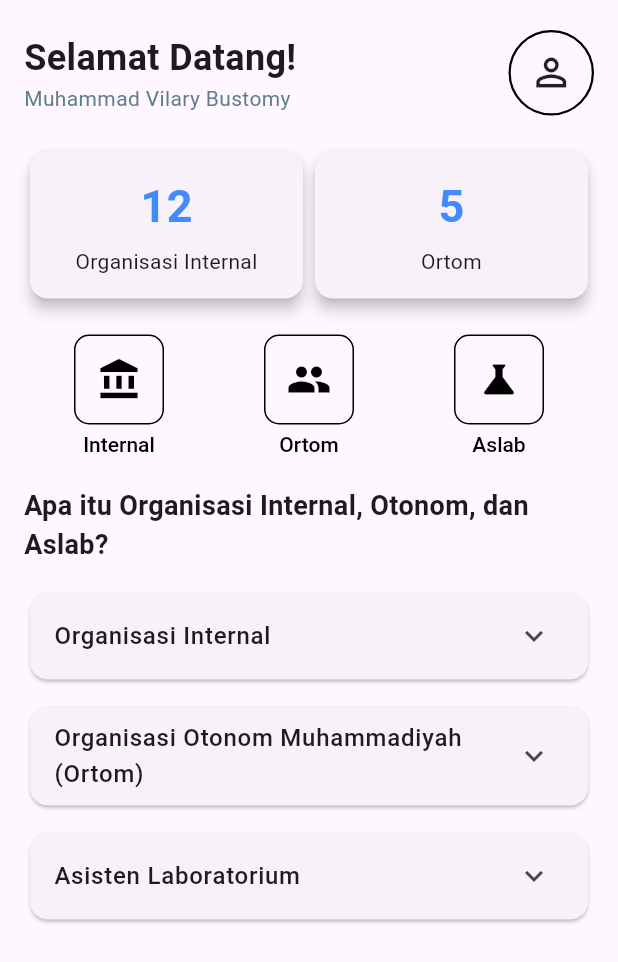
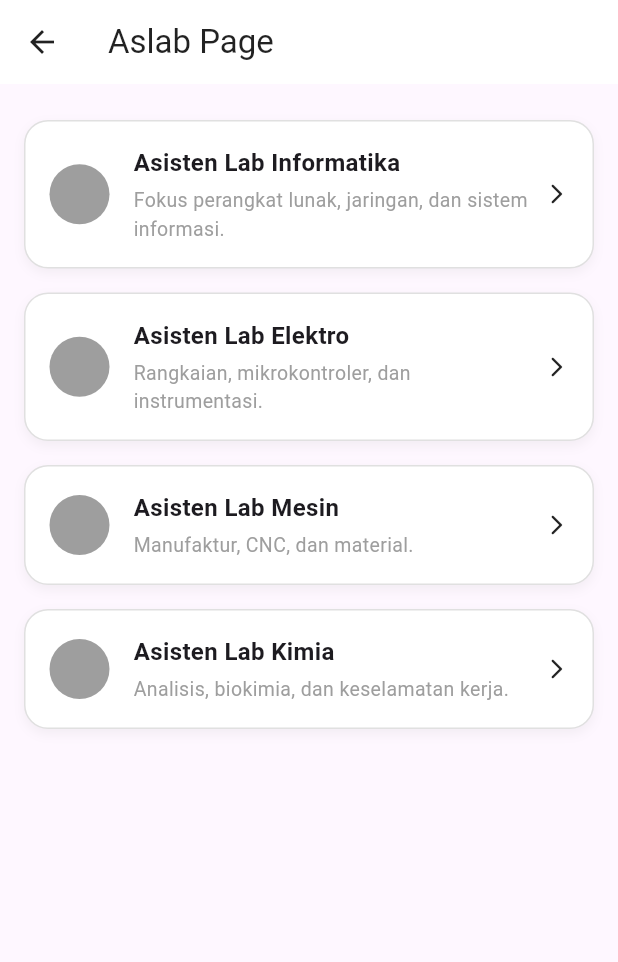
Before and after one commit to firlyamel114/aplikasi-ukm-flutter, a Flutter app: the screen it shows after launch, after a tap on "Aslab", on a phone screen of 412 x 824 dp. Shown: the top 962 px of the screen. Run offline on Flutter 3.47's test engine with Material 3 defaults, Android fonts, the phone set to English and light mode, and no system bars; Roboto replaces fonts that are missing (Geist); project files that could hold a hidden picture were left out.

Commit message:
tambah halaman aslab

```diff
--- a/lib/dashboard_page.dart
+++ b/lib/dashboard_page.dart
@@ -1,5 +1,6 @@
 import 'package:flutter/material.dart';
 import 'organisasi_ortom_page.dart';
+import 'organisasi_aslab_page.dart';
 
 class DashboardPage extends StatefulWidget {
   const DashboardPage({super.key});
@@ -171,7 +172,14 @@ class _DashboardPageState extends State<DashboardPage> {
           _buildHoverableCategory(
             label: 'Aslab',
             icon: Icons.science,
-            onTap: () {},
+            onTap: () {
+              Navigator.push(
+                context,
+              MaterialPageRoute(
+                builder: (context) => const AslabPage()
+                )
+              );
+            },
             id: 'aslab',
           ),
         ],
--- /dev/null
+++ b/lib/organisasi_aslab_page.dart
@@ -0,0 +1,117 @@
+import 'package:flutter/material.dart';
+
+class AslabPage extends StatefulWidget {
+  const AslabPage({super.key});
+
+  @override
+  State<AslabPage> createState() => _AslabPageState();
+}
+
+class _AslabPageState extends State<AslabPage> {
+  String _hoveredCard = '';
+
+  // Contoh data asisten/lab—silakan ganti sesuai kebutuhan
+  final List<Map<String, String>> aslabList = [
+    {
+      'title': 'Asisten Lab Informatika',
+      'subtitle': 'Fokus perangkat lunak, jaringan, dan sistem informasi.',
+    },
+    {
+      'title': 'Asisten Lab Elektro',
+      'subtitle': 'Rangkaian, mikrokontroler, dan instrumentasi.',
+    },
+    {
+      'title': 'Asisten Lab Mesin',
+      'subtitle': 'Manufaktur, CNC, dan material.',
+    },
+    {
+      'title': 'Asisten Lab Kimia',
+      'subtitle': 'Analisis, biokimia, dan keselamatan kerja.',
+    },
+  ];
+
+  @override
+  Widget build(BuildContext context) {
+    return Scaffold(
+      appBar: AppBar(
+        title: const Text('Aslab Page'),
+        backgroundColor: Colors.white,
+        foregroundColor: Colors.black87,
+        elevation: 0,
+        leading: IconButton(
+          icon: const Icon(Icons.arrow_back),
+          onPressed: () => Navigator.pop(context),
+        ),
+      ),
+      body: Padding(
+        padding: const EdgeInsets.all(16),
+        child: ListView.builder(
+          itemCount: aslabList.length,
+          itemBuilder: (context, index) {
+            final item = aslabList[index];
+            final isHovered = _hoveredCard == item['title'];
+
+            return MouseRegion(
+              onEnter: (_) => setState(() => _hoveredCard = item['title']!),
+              onExit: (_) => setState(() => _hoveredCard = ''),
+              child: GestureDetector(
+                onTap: () {
+                  // Aksi saat diklik (misal: navigasi ke detail)
+                  // Navigator.push(context, MaterialPageRoute(builder: (_) => DetailPage(item: item)));
+                },
+                child: AnimatedContainer(
+                  duration: const Duration(milliseconds: 150),
+                  margin: const EdgeInsets.symmetric(vertical: 8),
+                  padding: const EdgeInsets.all(16),
+                  decoration: BoxDecoration(
+                    color: isHovered ? Colors.blue.shade50 : Colors.white,
+                    borderRadius: BorderRadius.circular(16),
+                    boxShadow: [
+                      BoxShadow(
+                        color: Colors.grey.withOpacity(0.12),
+                        blurRadius: 6,
+                        offset: const Offset(0, 3),
+                      ),
+                    ],
+                    border: Border.all(
+                      color: isHovered ? Colors.blue.shade200 : Colors.grey.shade300,
+                    ),
+                  ),
+                  child: Row(
+                    children: [
+                      const CircleAvatar(radius: 20, backgroundColor: Colors.grey),
+                      const SizedBox(width: 16),
+                      Expanded(
+                        child: Column(
+                          crossAxisAlignment: CrossAxisAlignment.start,
+                          children: [
+                            Text(
+                              item['title']!,
+                              style: const TextStyle(
+                                fontWeight: FontWeight.w600,
+                                fontSize: 16,
+                              ),
+                            ),
+                            const SizedBox(height: 4),
+                            Text(
+                              item['subtitle']!,
+                              style: const TextStyle(
+                                fontSize: 13,
+                                color: Colors.grey,
+                              ),
+                            ),
+                          ],
+                        ),
+                      ),
+                      const Icon(Icons.arrow_forward_ios_rounded, size: 16),
+                    ],
+                  ),
+                ),
+              ),
+            );
+          },
+        ),
+      ),
+    );
+  }
+}
```
